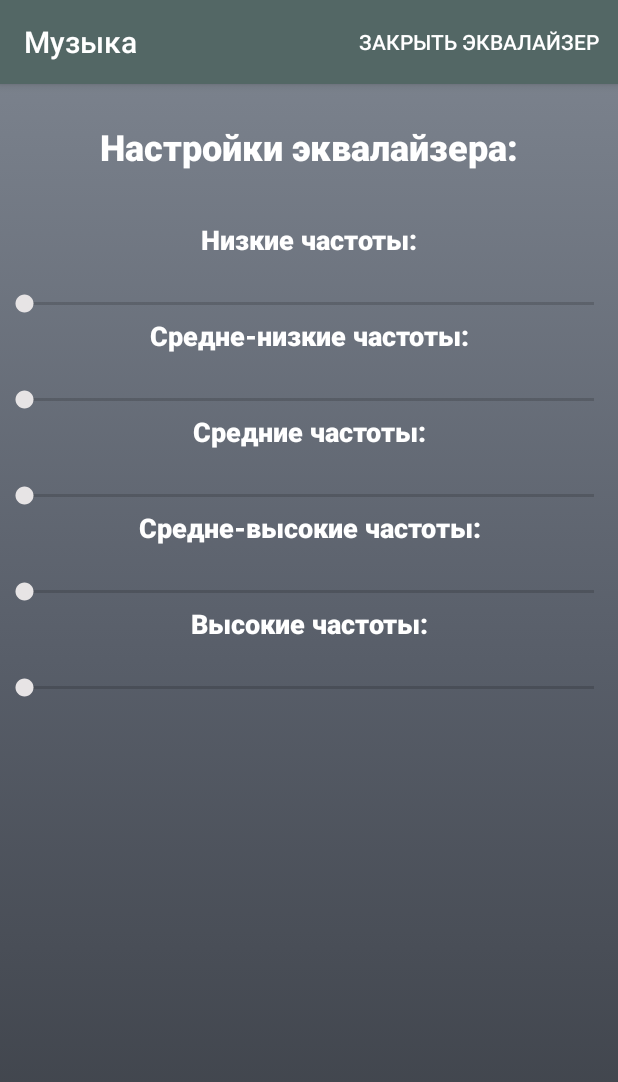
After one commit to adamnobody/music-player, an Android app: the EQActivity screen opened directly, with no data from a screen before it, on a phone screen of 412 x 824 dp. The commit adds this screen. Shown: the top 1082 px of the screen. Run offline under Robolectric (Android 15) with nearby library versions, the phone set to English and light mode, and no system bars.

Commit message:
Осталось дописать практическую часть, а также заставить эквалайзер работать

```diff
--- a/app/src/main/AndroidManifest.xml
+++ b/app/src/main/AndroidManifest.xml
@@ -11,6 +11,9 @@
         android:roundIcon="@mipmap/ic_launcher_round"
         android:supportsRtl="true"
         android:theme="@style/AppTheme">
+        <activity
+            android:name=".EQActivity"
+            android:exported="false"/>
         <activity android:name=".MainActivity">
             <intent-filter>
                 <action android:name="android.intent.action.MAIN" />
--- /dev/null
+++ b/app/src/main/java/com/example/list_all_songs_from_storage/EQActivity.java
@@ -0,0 +1,30 @@
+package com.example.list_all_songs_from_storage;
+
+import android.content.Intent;
+import android.os.Bundle;
+import android.view.Menu;
+import android.view.MenuItem;
+
+import androidx.appcompat.app.AppCompatActivity;
+
+public class EQActivity extends AppCompatActivity
+{
+    @Override
+    protected void onCreate(Bundle savedInstanceState)
+    {
+        super.onCreate(savedInstanceState);
+        setContentView(R.layout.activity_eq);
+    }
+
+    @Override
+    public boolean onCreateOptionsMenu(Menu menu) {
+        getMenuInflater().inflate(R.menu.menu_eq, menu);
+        return true;
+    }
+
+    public void closeEQ(MenuItem item)
+    {
+        Intent intent = new Intent(this, MainActivity.class);
+        startActivity(intent);
+    }
+}
--- a/app/src/main/java/com/example/list_all_songs_from_storage/MainActivity.java
+++ b/app/src/main/java/com/example/list_all_songs_from_storage/MainActivity.java
@@ -16,6 +16,8 @@ import android.os.Bundle;
 import android.os.Environment;
 import android.provider.MediaStore;
 import android.util.Log;
+import android.view.Menu;
+import android.view.MenuItem;
 import android.view.View;
 import android.widget.AdapterView;
 import android.widget.ArrayAdapter;
@@ -70,6 +72,11 @@ public class MainActivity extends AppCompatActivity {
             doStuff();
         }
     }
+    @Override
+    public boolean onCreateOptionsMenu(Menu menu) {
+        getMenuInflater().inflate(R.menu.menu_main, menu);
+        return true;
+    }
 
     public void doStuff()
     {
@@ -103,6 +110,12 @@ public class MainActivity extends AppCompatActivity {
 
             }
         });
+    }
+
+    public void openEQ(MenuItem item)
+    {
+        Intent intent = new Intent(this, EQActivity.class);
+        startActivity(intent);
     }
 
     public void play(View view)
--- /dev/null
+++ b/app/src/main/res/layout/activity_eq.xml
@@ -0,0 +1,124 @@
+<?xml version="1.0" encoding="utf-8"?>
+<androidx.constraintlayout.widget.ConstraintLayout
+    xmlns:android="http://schemas.android.com/apk/res/android"
+    xmlns:app="http://schemas.android.com/apk/res-auto"
+    xmlns:tools="http://schemas.android.com/tools"
+    android:layout_width="match_parent"
+    android:layout_height="match_parent"
+    android:background="@drawable/gradient_background"
+    >
+
+    <TextView
+        android:id="@+id/mainLabel2"
+        android:layout_width="0dp"
+        android:layout_height="35dp"
+        android:layout_marginStart="64dp"
+        android:layout_marginLeft="64dp"
+        android:layout_marginTop="24dp"
+        android:layout_marginEnd="64dp"
+        android:layout_marginRight="64dp"
+        android:gravity="center"
+        android:text="@string/eq_menu"
+        android:textColor="#FFFFFF"
+        android:textSize="24sp"
+        android:textStyle="bold"
+        app:fontFamily="sans-serif-medium"
+        app:layout_constraintBottom_toTopOf="@+id/songLabel"
+        app:layout_constraintEnd_toEndOf="parent"
+        app:layout_constraintStart_toStartOf="parent"
+        app:layout_constraintTop_toTopOf="parent"
+        tools:visibility="visible" />
+
+    <LinearLayout
+        android:id="@+id/linearLayout"
+        android:layout_width="0dp"
+        android:layout_height="0dp"
+        android:layout_marginTop="32dp"
+        android:orientation="vertical"
+        app:layout_constraintBottom_toBottomOf="parent"
+        app:layout_constraintEnd_toEndOf="parent"
+        app:layout_constraintHorizontal_bias="0.0"
+        app:layout_constraintStart_toStartOf="parent"
+        app:layout_constraintTop_toBottomOf="@+id/mainLabel2">
+
+        <TextView
+            android:id="@+id/textView2"
+            android:layout_width="match_parent"
+            android:layout_height="wrap_content"
+            android:gravity="center"
+            android:text="@string/eq_1"
+            android:textColor="#FFFFFF"
+            android:textSize="18sp"
+            android:textStyle="bold"
+            app:fontFamily="sans-serif-medium" />
+
+        <SeekBar
+            android:id="@+id/seekBar"
+            android:layout_width="match_parent"
+            android:layout_height="wrap_content" />
+
+        <TextView
+            android:id="@+id/textView3"
+            android:layout_width="match_parent"
+            android:layout_height="wrap_content"
+            android:gravity="center"
+            android:text="@string/eq_2"
+            android:textColor="#FFFFFF"
+            android:textSize="18sp"
+            android:textStyle="bold"
+            app:fontFamily="sans-serif-medium" />
+
+        <SeekBar
+            android:id="@+id/seekBar2"
+            android:layout_width="match_parent"
+            android:layout_height="wrap_content" />
+
+        <TextView
+            android:id="@+id/textView4"
+            android:layout_width="match_parent"
+            android:layout_height="wrap_content"
+            android:gravity="center"
+            android:text="@string/eq_3"
+            android:textColor="#FFFFFF"
+            android:textSize="18sp"
+            android:textStyle="bold"
+            app:fontFamily="sans-serif-medium" />
+
+        <SeekBar
+            android:id="@+id/seekBar3"
+            android:layout_width="match_parent"
+            android:layout_height="wrap_content" />
+
+        <TextView
+            android:id="@+id/textView5"
+            android:layout_width="match_parent"
+            android:layout_height="wrap_content"
+            android:gravity="center"
+            android:text="@string/eq_4"
+            android:textColor="#FFFFFF"
+            android:textSize="18sp"
+            android:textStyle="bold"
+            app:fontFamily="sans-serif-medium" />
+
+        <SeekBar
+            android:id="@+id/seekBar4"
+            android:layout_width="match_parent"
+            android:layout_height="wrap_content" />
+
+        <TextView
+            android:id="@+id/textView6"
+            android:layout_width="match_parent"
+            android:layout_height="wrap_content"
+            android:gravity="center"
+            android:text="@string/eq_5"
+            android:textColor="#FFFFFF"
+            android:textSize="18sp"
+            android:textStyle="bold"
+            app:fontFamily="sans-serif-medium" />
+
+        <SeekBar
+            android:id="@+id/seekBar5"
+            android:layout_width="match_parent"
+            android:layout_height="wrap_content" />
+    </LinearLayout>
+</androidx.constraintlayout.widget.ConstraintLayout>
--- a/app/src/main/res/layout/activity_main.xml
+++ b/app/src/main/res/layout/activity_main.xml
@@ -1,5 +1,6 @@
 <?xml version="1.0" encoding="utf-8"?>
-<androidx.constraintlayout.widget.ConstraintLayout xmlns:android="http://schemas.android.com/apk/res/android"
+<androidx.constraintlayout.widget.ConstraintLayout
+    xmlns:android="http://schemas.android.com/apk/res/android"
     xmlns:app="http://schemas.android.com/apk/res-auto"
     xmlns:tools="http://schemas.android.com/tools"
     android:layout_width="match_parent"
@@ -86,4 +87,5 @@
         app:srcCompat="@android:drawable/ic_media_pause" />
 
 
+
 </androidx.constraintlayout.widget.ConstraintLayout>
--- /dev/null
+++ b/app/src/main/res/menu/menu_eq.xml
@@ -0,0 +1,13 @@
+<?xml version="1.0" encoding="utf-8"?>
+<menu xmlns:android="http://schemas.android.com/apk/res/android"
+    xmlns:app="http://schemas.android.com/apk/res-auto"
+    xmlns:tools="http://schemas.android.com/tools"
+    tools:context=".EQActivity">
+
+    <item
+        android:id="@+id/closeButton"
+        android:onClick="closeEQ"
+        android:title="@string/close_eq"
+        app:showAsAction="always"/>
+
+</menu>
--- /dev/null
+++ b/app/src/main/res/menu/menu_main.xml
@@ -0,0 +1,13 @@
+<?xml version="1.0" encoding="utf-8"?>
+<menu xmlns:android="http://schemas.android.com/apk/res/android"
+    xmlns:app="http://schemas.android.com/apk/res-auto"
+    xmlns:tools="http://schemas.android.com/tools"
+    tools:context=".MainActivity">
+
+    <item
+        android:id="@+id/eqButton"
+        android:onClick="openEQ"
+        android:title="@string/eq"
+        app:showAsAction="always"/>
+
+</menu>
--- a/app/src/main/res/values/strings.xml
+++ b/app/src/main/res/values/strings.xml
@@ -2,4 +2,12 @@
     <string name="app_name">Музыка</string>
     <string name="now_playing">Список музыки</string>
     <string name="default_text">с вашего устройства:</string>
+    <string name="eq">EQ</string>
+    <string name="eq_menu">Настройки эквалайзера:</string>
+    <string name="close_eq">Закрыть эквалайзер</string>
+    <string name="eq_1">Низкие частоты:\n</string>
+    <string name="eq_2">Средне-низкие частоты:\n</string>
+    <string name="eq_3">Средние частоты:\n</string>
+    <string name="eq_4">Средне-высокие частоты:\n</string>
+    <string name="eq_5">Высокие частоты:\n</string>
 </resources>
--- a/build.gradle
+++ b/build.gradle
@@ -7,7 +7,7 @@ buildscript {
 
     }
     dependencies {
-        classpath 'com.android.tools.build:gradle:3.5.3'
+        classpath 'com.android.tools.build:gradle:4.0.0'
 
         // NOTE: Do not place your application dependencies here; they belong
         // in the individual module build.gradle files
```
Also changed, not shown: gradle/wrapper/gradle-wrapper.properties, 3 other files.
